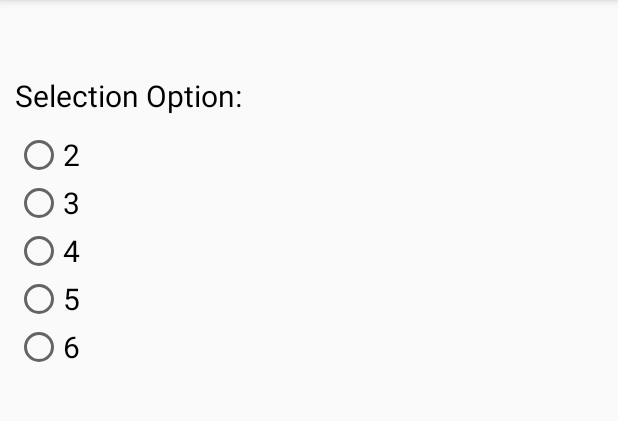
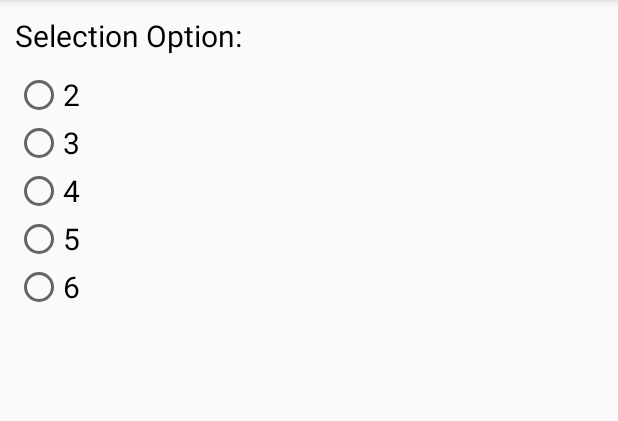
Before and after one commit to wnyao/CP3406-Mobile-Computing, an Android app: the SettingsFragment screen opened directly, with no data from a screen before it, on a phone screen of 412 x 824 dp, the part 84-505 px from its top. Run offline under Robolectric (Android 15) with nearby library versions, the phone set to English and light mode, and no system bars.

Commit message:
Fix Overlay Appbar
Fic overlap appear in landscape mode

```diff
--- a/GuessTheCeleb/app/src/main/AndroidManifest.xml
+++ b/GuessTheCeleb/app/src/main/AndroidManifest.xml
@@ -19,7 +19,9 @@
                 <category android:name="android.intent.category.LAUNCHER" />
             </intent-filter>
         </activity>
-        <activity android:name=".SettingsActivity"></activity>
+        <activity
+            android:name=".SettingsActivity"
+            android:theme="@style/AppTheme"/>
     </application>
 
 </manifest>
--- a/GuessTheCeleb/app/src/main/java/com/example/kongwenyao/guesstheceleb/ActivityMainFragment.java
+++ b/GuessTheCeleb/app/src/main/java/com/example/kongwenyao/guesstheceleb/ActivityMainFragment.java
@@ -36,7 +36,7 @@ public class ActivityMainFragment extends Fragment implements View.OnClickListen
     public View onCreateView(LayoutInflater inflater, ViewGroup container, Bundle savedInstanceState) {
         // Inflate the layout for this fragment
         View view = inflater.inflate(R.layout.fragment_activity_main, container, false);
-        view.setPadding(0,0,0,0);
+        //view.setPadding(0,0,0,0);
         return view;
     }
 
--- a/GuessTheCeleb/app/src/main/java/com/example/kongwenyao/guesstheceleb/MainActivity.java
+++ b/GuessTheCeleb/app/src/main/java/com/example/kongwenyao/guesstheceleb/MainActivity.java
@@ -58,7 +58,6 @@ public class MainActivity extends AppCompatActivity implements SettingsFragment.
     public void onRadioButtonSelected(int buttonText) {
         ActivityMainFragment activityMainFragment = (ActivityMainFragment) getSupportFragmentManager().findFragmentById(R.id.main_fragment);
 
-
         //If ActivityMainFragment is available, we're in two-pane layout...
         //Call a method in the ActivityMainFragment to update its content
         activityMainFragment.updateNumOfOptions(buttonText);
--- a/GuessTheCeleb/app/src/main/java/com/example/kongwenyao/guesstheceleb/MainGame.java
+++ b/GuessTheCeleb/app/src/main/java/com/example/kongwenyao/guesstheceleb/MainGame.java
@@ -157,7 +157,7 @@ public class MainGame {
      * @param actual Actual string to be compare
      * @return true if both equal and false if both unequal
      */
-    public boolean validateInputGuess(String expected, String actual) { //TODO: format "1. Jennifer Lawrence"
+    public boolean validateInputGuess(String expected, String actual) {
         return expected.substring(3).toLowerCase().equals(actual);
     }
 
@@ -170,9 +170,8 @@ public class MainGame {
      */
     public String getImageName(int imageId) {
         String[] imageName = activity.getResources().getResourceEntryName(imageId).split("_");
-        String name = imageName[1] + " " + imageName[2];
 
-        return name;
+        return (imageName[1] + " " + imageName[2]);
     }
 
     public void setOnClickListener(TextView.OnClickListener onClickListener) {
--- a/GuessTheCeleb/app/src/main/java/com/example/kongwenyao/guesstheceleb/SettingsActivity.java
+++ b/GuessTheCeleb/app/src/main/java/com/example/kongwenyao/guesstheceleb/SettingsActivity.java
@@ -13,7 +13,6 @@ public class SettingsActivity extends AppCompatActivity implements SettingsFragm
     }
 
     public void onRadioButtonSelected(int buttonText) {
-
         Intent intent = new Intent(this, MainActivity.class);
         intent.putExtra(ActivityMainFragment.BUTTON_TEXT, String.valueOf(buttonText));
         startActivity(intent);
--- a/GuessTheCeleb/app/src/main/res/layout/fragment_settings.xml
+++ b/GuessTheCeleb/app/src/main/res/layout/fragment_settings.xml
@@ -11,7 +11,7 @@
         android:text="@string/selection_option_label"
         android:textColor="@color/colorBlack"
         android:textSize="20sp"
-        android:layout_marginTop="40dp"
+        android:layout_marginTop="0dp"
         android:padding="10dp"/>
 
     <RadioGroup
--- a/GuessTheCeleb/app/src/main/res/values/styles.xml
+++ b/GuessTheCeleb/app/src/main/res/values/styles.xml
@@ -1,11 +1,12 @@
 <resources>
 
     <!-- Base application theme. -->
-    <style name="AppTheme" parent="Theme.AppCompat.Light.DarkActionBar">
+    <style name="AppTheme" parent="Theme.AppCompat.Light">
         <!-- Customize your theme here. -->
         <item name="colorPrimary">@color/colorPrimary</item>
         <item name="colorPrimaryDark">@color/colorPrimaryDark</item>
         <item name="colorAccent">@color/colorAccent</item>
+        <item name="android:textColorPrimary">@color/colorWhite</item>
     </style>
 
     <style name="AppTheme.NoActionBar">
@@ -13,8 +14,8 @@
         <item name="windowNoTitle">true</item>
     </style>
 
-    <style name="AppTheme.AppBarOverlay" parent="ThemeOverlay.AppCompat.Dark.ActionBar" />
 
+    <style name="AppTheme.AppBarOverlay" parent="ThemeOverlay.AppCompat.Light" />
     <style name="AppTheme.PopupOverlay" parent="ThemeOverlay.AppCompat.Light" />
 
 </resources>
--- a/MyDiet/app/build.gradle
+++ b/MyDiet/app/build.gradle
@@ -1,11 +1,11 @@
 apply plugin: 'com.android.application'
 
 android {
-    compileSdkVersion 26
+    compileSdkVersion 27
     defaultConfig {
         applicationId "com.example.kongwenyao.mydiet"
         minSdkVersion 23
-        targetSdkVersion 26
+        targetSdkVersion 27
         versionCode 1
         versionName "1.0"
         testInstrumentationRunner "android.support.test.runner.AndroidJUnitRunner"
@@ -20,7 +20,7 @@ android {
 
 dependencies {
     implementation fileTree(dir: 'libs', include: ['*.jar'])
-    implementation 'com.android.support:appcompat-v7:26.1.0'
+    implementation 'com.android.support:appcompat-v7:27.0.2'
     implementation 'com.android.support.constraint:constraint-layout:1.0.2'
     testImplementation 'junit:junit:4.12'
     androidTestImplementation 'com.android.support.test:runner:1.0.1'
```
Also changed, not shown: GuessTheCeleb/app/build.gradle (+4 -4 lines), GuessTheCeleb/app/src/main/res/layout/activity_main.xml (+6 -4 lines).
